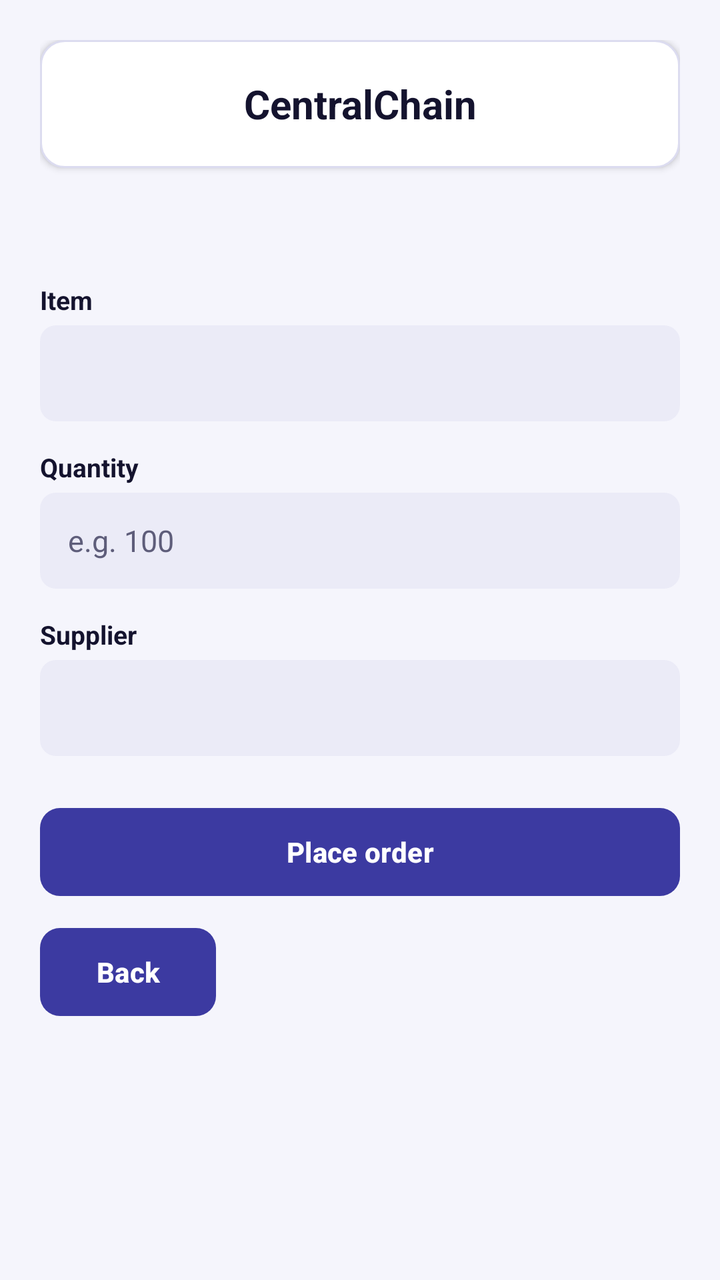
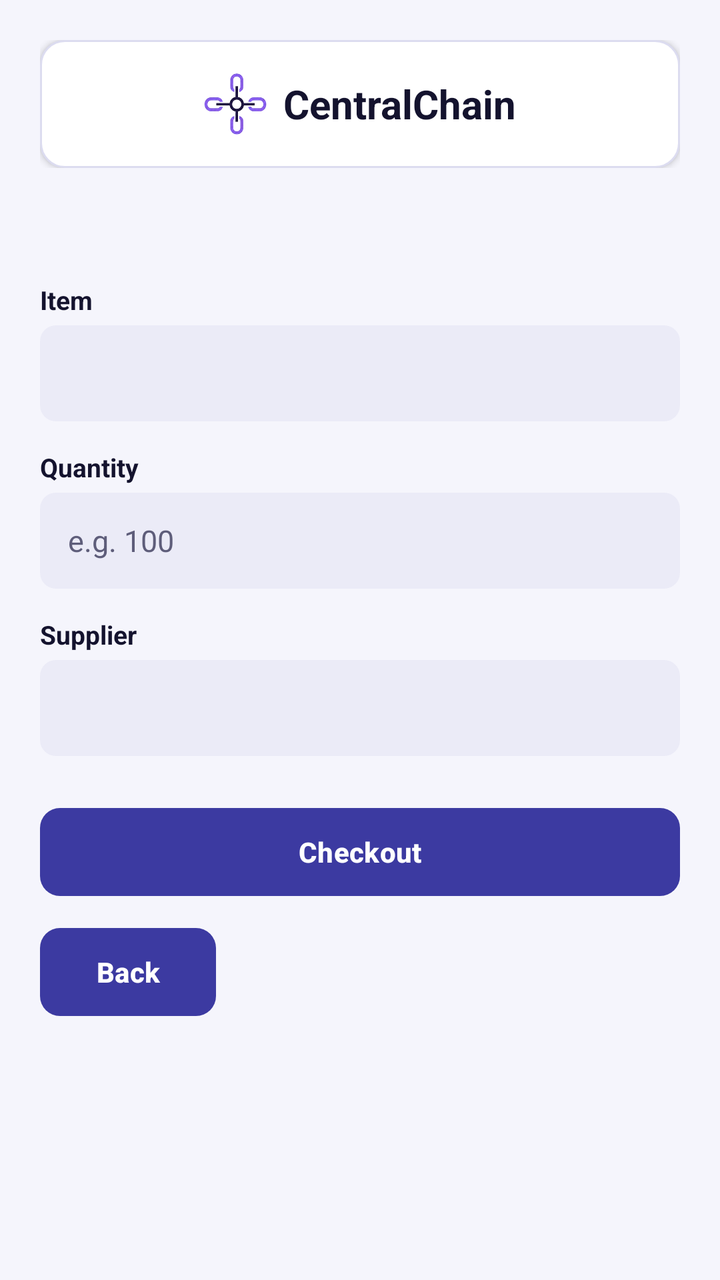

Before-and-after screenshots of an Android layout around one commit, followed by the original layout XML and the change that was made.
<!-- AndroidManifest.xml: application theme Theme.CentralChain -->
<!-- res/layout/activity_create_order.xml -->
<?xml version="1.0" encoding="utf-8"?>
<ScrollView xmlns:android="http://schemas.android.com/apk/res/android"
    android:layout_width="match_parent"
    android:layout_height="match_parent"
    android:fillViewport="true">

    <LinearLayout
        android:layout_width="match_parent"
        android:layout_height="wrap_content"
        android:orientation="vertical"
        android:padding="20dp">

        <include layout="@layout/view_header" />


        <TextView
            style="@style/CC.Label"
            android:layout_width="wrap_content"
            android:layout_height="wrap_content"
            android:text="Item" />

        <Spinner
            android:id="@+id/spinner_item"
            android:layout_width="match_parent"
            android:layout_height="48dp"
            android:background="@drawable/bg_input" />

        <TextView
            style="@style/CC.Label"
            android:layout_width="wrap_content"
            android:layout_height="wrap_content"
            android:text="Quantity" />

        <EditText
            android:id="@+id/input_quantity"
            style="@style/CC.Input"
            android:layout_width="match_parent"
            android:layout_height="wrap_content"
            android:hint="e.g. 100"
            android:importantForAutofill="no"
            android:inputType="number" />

        <TextView
            style="@style/CC.Label"
            android:layout_width="wrap_content"
            android:layout_height="wrap_content"
            android:text="Supplier" />

        <Spinner
            android:id="@+id/spinner_supplier"
            android:layout_width="match_parent"
            android:layout_height="48dp"
            android:background="@drawable/bg_input" />

        <com.google.android.material.button.MaterialButton
            android:id="@+id/btn_create"
            style="@style/CC.Button.Primary"
            android:layout_width="match_parent"
            android:layout_height="wrap_content"
            android:layout_marginTop="24dp"
            android:text="Place order" />

        <com.google.android.material.button.MaterialButton
            android:id="@+id/btn_back"
            style="@style/CC.Button.Primary"
            android:layout_width="wrap_content"
            android:layout_height="wrap_content"
            android:layout_marginTop="12dp"
            android:text="Back" />
    </LinearLayout>
</ScrollView>
<!-- res/layout/view_header.xml (included above) -->
<?xml version="1.0" encoding="utf-8"?>
<LinearLayout xmlns:android="http://schemas.android.com/apk/res/android"
    android:layout_width="match_parent"
    android:layout_height="wrap_content"
    android:orientation="vertical">

    <TextView
        android:layout_width="match_parent"
        android:layout_height="64dp"
        android:background="@drawable/bg_card"
        android:elevation="2dp"
        android:gravity="center"
        android:text="@string/app_name"
        android:textColor="@color/ink"
        android:textSize="20sp"
        android:textStyle="bold" />

    <TextView
        android:id="@+id/screen_title"
        style="@style/CC.Title"
        android:layout_width="match_parent"
        android:layout_height="wrap_content"
        android:layout_marginTop="16dp"
        android:gravity="center" />

    <TextView
        android:id="@+id/screen_subtitle"
        style="@style/CC.Muted"
        android:layout_width="match_parent"
        android:layout_height="wrap_content"
        android:layout_marginTop="2dp"
        android:gravity="center"
        android:visibility="gone" />
</LinearLayout>
<!-- resources referenced by this layout -->
<resources>
  <color name="ink">#14132E</color>
  <!-- drawable bg_card (drawable) -->
  <?xml version="1.0" encoding="utf-8"?>
  <shape xmlns:android="http://schemas.android.com/apk/res/android" android:shape="rectangle">
      <solid android:color="@color/card" />
      <corners android:radius="12dp" />
      <stroke android:width="1dp" android:color="@color/stroke" />
  </shape>
  <!-- drawable bg_input (drawable) -->
  <?xml version="1.0" encoding="utf-8"?>
  <shape xmlns:android="http://schemas.android.com/apk/res/android" android:shape="rectangle">
      <solid android:color="@color/input" />
      <corners android:radius="8dp" />
  </shape>
  <string name="app_name">CentralChain</string>
  <style name="CC.Button.Primary">
          <item name="backgroundTint">@color/primary</item>
          <item name="android:textColor">@color/white</item>
      </style>
  <style name="CC.Input">
          <item name="android:background">@drawable/bg_input</item>
          <item name="android:minHeight">48dp</item>
          <item name="android:paddingStart">14dp</item>
          <item name="android:paddingEnd">14dp</item>
          <item name="android:textSize">15sp</item>
          <item name="android:textColor">@color/ink</item>
          <item name="android:textColorHint">@color/muted</item>
      </style>
  <style name="CC.Label">
          <item name="android:textSize">13sp</item>
          <item name="android:textStyle">bold</item>
          <item name="android:textColor">@color/ink</item>
          <item name="android:layout_marginTop">14dp</item>
          <item name="android:layout_marginBottom">4dp</item>
      </style>
  <style name="CC.Muted">
          <item name="android:textSize">13sp</item>
          <item name="android:textColor">@color/muted</item>
      </style>
  <style name="CC.Title">
          <item name="android:textSize">20sp</item>
          <item name="android:textStyle">bold</item>
          <item name="android:textColor">@color/ink</item>
      </style>
  <style name="Theme.CentralChain" parent="Theme.Material3.Light.NoActionBar">
          <item name="colorPrimary">@color/primary</item>
          <item name="colorOnPrimary">@color/white</item>
          <item name="colorSecondary">@color/navy</item>
          <item name="android:colorBackground">@color/surface</item>
          <item name="android:windowBackground">@color/surface</item>
          <item name="android:statusBarColor">@color/surface</item>
          <item name="android:windowLightStatusBar">true</item>
          <item name="materialButtonStyle">@style/CC.Button</item>
      </style>
  <color name="card">#FFFFFF</color>
  <color name="stroke">#DCDCF0</color>
  <color name="input">#EBEBF7</color>
  <color name="primary">#3C3AA1</color>
  <color name="white">#FFFFFF</color>
  <color name="muted">#5E5D7A</color>
  <color name="navy">#26246B</color>
  <color name="surface">#F5F5FC</color>
  <style name="CC.Button" parent="Widget.Material3.Button">
          <item name="cornerRadius">10dp</item>
          <item name="android:minHeight">48dp</item>
          <item name="android:textAllCaps">false</item>
          <item name="android:textStyle">bold</item>
          <item name="android:insetTop">2dp</item>
          <item name="android:insetBottom">2dp</item>
      </style>
</resources>

<!-- the commit's change to res/layout/activity_create_order.xml (unified diff, before → after) -->
@@ -46,11 +46,16 @@
             android:layout_height="wrap_content"
             android:text="Supplier" />
 
-        <Spinner
-            android:id="@+id/spinner_supplier"
+        
+        <TextView
+            android:id="@+id/text_supplier"
+            style="@style/CC.Body"
             android:layout_width="match_parent"
             android:layout_height="48dp"
-            android:background="@drawable/bg_input" />
+            android:background="@drawable/bg_input"
+            android:gravity="center_vertical"
+            android:paddingStart="14dp"
+            android:paddingEnd="14dp" />
 
         <com.google.android.material.button.MaterialButton
             android:id="@+id/btn_create"
@@ -58,7 +63,7 @@
             android:layout_width="match_parent"
             android:layout_height="wrap_content"
             android:layout_marginTop="24dp"
-            android:text="Place order" />
+            android:text="Checkout" />
 
         <com.google.android.material.button.MaterialButton
             android:id="@+id/btn_back"
@@ -76,16 +81,54 @@
     android:layout_height="wrap_content"
     android:orientation="vertical">
 
-    <TextView
+    <FrameLayout
         android:layout_width="match_parent"
-        android:layout_height="64dp"
-        android:background="@drawable/bg_card"
-        android:elevation="2dp"
-        android:gravity="center"
-        android:text="@string/app_name"
-        android:textColor="@color/ink"
-        android:textSize="20sp"
-        android:textStyle="bold" />
+        android:layout_height="64dp">
+
+        
+        <LinearLayout
+            android:layout_width="match_parent"
+            android:layout_height="match_parent"
+            android:background="@drawable/bg_card"
+            android:elevation="2dp"
+            android:gravity="center"
+            android:orientation="horizontal">
+
+            <ImageView
+                android:layout_width="32dp"
+                android:layout_height="32dp"
+                android:layout_marginEnd="8dp"
+                android:contentDescription="@string/app_name"
+                android:src="@drawable/logo" />
+
+            <TextView
+                android:layout_width="wrap_content"
+                android:layout_height="wrap_content"
+                android:text="@string/app_name"
+                android:textColor="@color/ink"
+                android:textSize="20sp"
+                android:textStyle="bold" />
+        </LinearLayout>
+
+        
+        <TextView
+            android:id="@+id/text_role"
+            android:layout_width="wrap_content"
+            android:layout_height="wrap_content"
+            android:layout_gravity="end|center_vertical"
+            android:layout_marginEnd="12dp"
+            android:background="@drawable/bg_pill"
+            android:backgroundTint="@color/primary"
+            android:elevation="3dp"
+            android:paddingStart="12dp"
+            android:paddingTop="4dp"
+            android:paddingEnd="12dp"
+            android:paddingBottom="4dp"
+            android:textColor="@color/white"
+            android:textSize="12sp"
+            android:textStyle="bold"
+            android:visibility="gone" />
+    </FrameLayout>
 
     <TextView
         android:id="@+id/screen_title"
<!-- resource entries referenced after the edit -->
@@ -14,7 +14,18 @@
       <solid android:color="@color/input" />
       <corners android:radius="8dp" />
   </shape>
+  <!-- drawable bg_pill (drawable) -->
+  <?xml version="1.0" encoding="utf-8"?>
+  <shape xmlns:android="http://schemas.android.com/apk/res/android" android:shape="rectangle">
+      <solid android:color="@color/white" />
+      <corners android:radius="10dp" />
+  </shape>
+  <!-- drawable logo: png bitmap (drawable-nodpi, 41189 bytes) -->
   <string name="app_name">CentralChain</string>
+  <style name="CC.Body">
+          <item name="android:textSize">15sp</item>
+          <item name="android:textColor">@color/ink</item>
+      </style>
   <style name="CC.Button.Primary">
           <item name="backgroundTint">@color/primary</item>
           <item name="android:textColor">@color/white</item>
